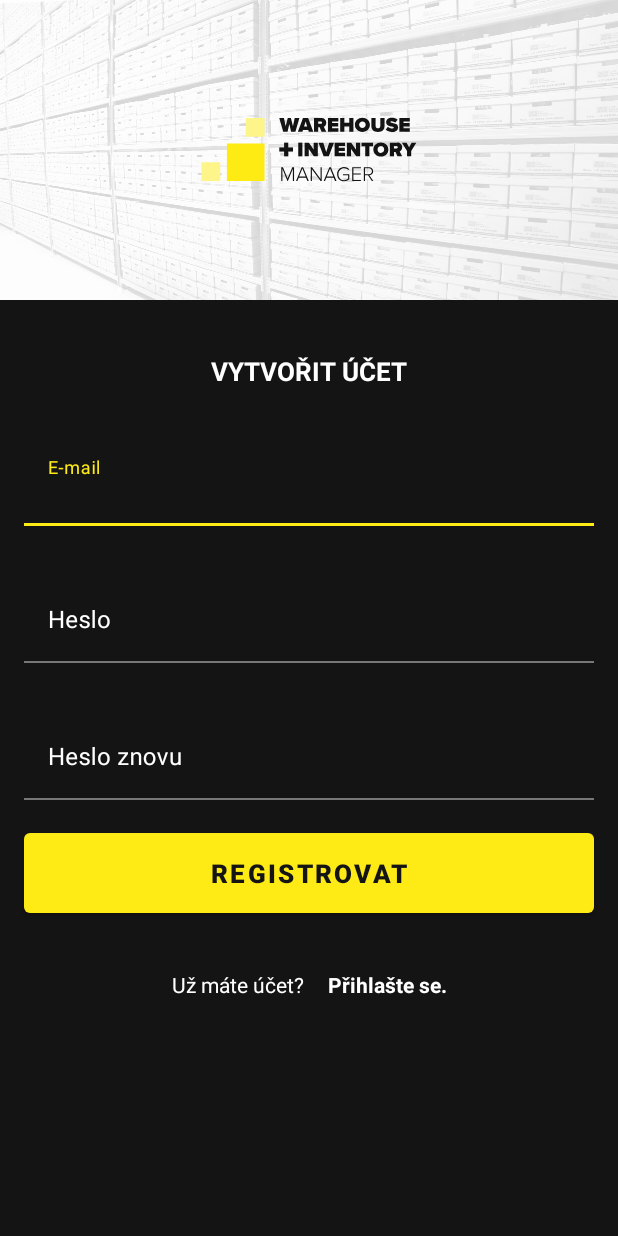
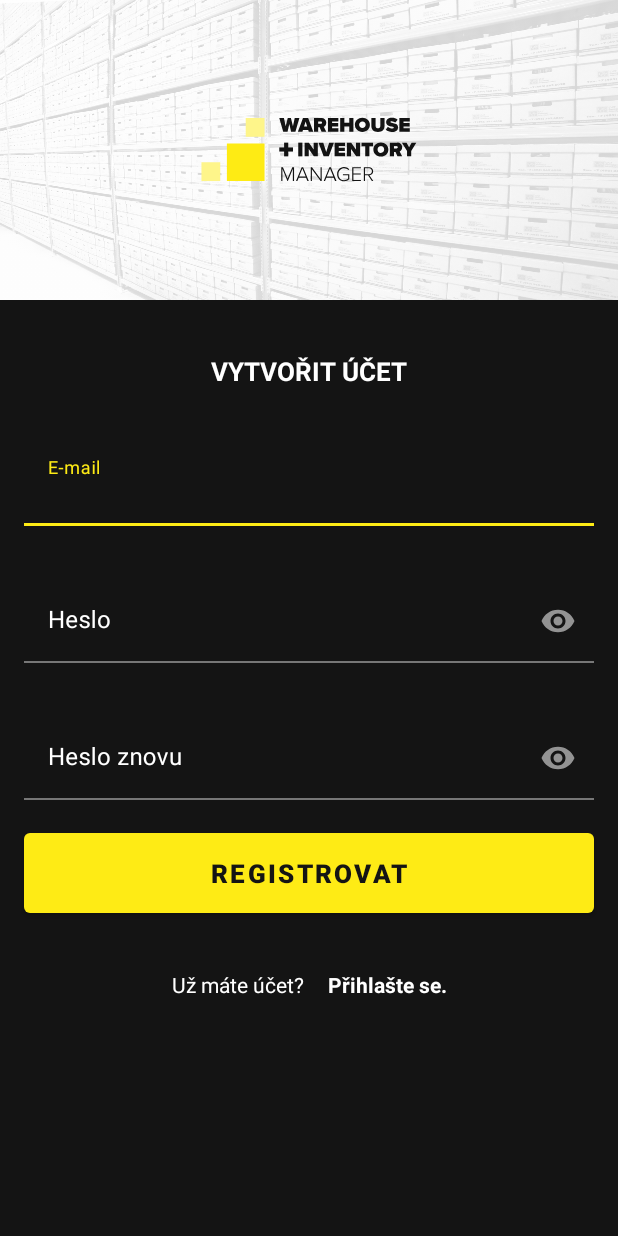
Before and after one commit to PavelHanzl/WarehouseInventoryManager, an Android app: the screen it shows after launch (RegisterActivity), after a tap on "Registrovat.", on a phone screen of 412 x 824 dp. Run offline under Robolectric (Android 15) with nearby library versions, the phone set to English and light mode, and no system bars; our stand-ins replace Firebase (no records; nobody signed in at launch, a user with empty details on screens opened directly).

```diff
--- a/app/src/main/java/cz/pavelhanzl/warehouseinventorymanager/Dashboard.kt
+++ b/app/src/main/java/cz/pavelhanzl/warehouseinventorymanager/Dashboard.kt
@@ -18,7 +18,7 @@ class Dashboard : Fragment() {
         val view = inflater.inflate(R.layout.fragment_dashboard, container, false)
 
         view.textviewdashboard.setOnClickListener{
-            val action = DashboardDirections.navigateDashboardToSettings(245)
+            val action = DashboardDirections.navigateDashboardToSettings(2459)
             Navigation.findNavController(view).navigate(action)
         }
 
--- a/app/src/main/java/cz/pavelhanzl/warehouseinventorymanager/LoginActivity.kt
+++ b/app/src/main/java/cz/pavelhanzl/warehouseinventorymanager/LoginActivity.kt
@@ -50,6 +50,8 @@ class LoginActivity : AppCompatActivity() {
         //Přechází na aktivitu s registrací
         ActivityLogin_register.setOnClickListener {
             startActivity(Intent(this, RegisterActivity::class.java))
+            overridePendingTransition(android.R.anim.fade_in, android.R.anim.fade_out)
+            finish()
         }
 
     }
--- a/app/src/main/java/cz/pavelhanzl/warehouseinventorymanager/RegisterActivity.kt
+++ b/app/src/main/java/cz/pavelhanzl/warehouseinventorymanager/RegisterActivity.kt
@@ -26,7 +26,10 @@ class RegisterActivity : AppCompatActivity() {
         }
 
         ActivityRegister_login.setOnClickListener {
-            onBackPressed()
+            val loginActivityIntent = Intent(this@RegisterActivity, LoginActivity::class.java)
+            startActivity(loginActivityIntent)
+            overridePendingTransition(android.R.anim.fade_in, android.R.anim.fade_out)
+            finish()
         }
 
     }
--- a/app/src/main/res/layout/activity_login.xml
+++ b/app/src/main/res/layout/activity_login.xml
@@ -74,6 +74,7 @@
         android:layout_marginEnd="16dp"
         android:textColorHint="@color/whiteColor"
         android:hint="@string/passwordLable"
+        app:endIconMode="password_toggle"
         app:layout_constraintTop_toBottomOf="@id/ActivityLogin_email"
         >
         <EditText
--- a/app/src/main/res/layout/activity_register.xml
+++ b/app/src/main/res/layout/activity_register.xml
@@ -74,6 +74,7 @@
         android:layout_marginEnd="16dp"
         android:textColorHint="@color/whiteColor"
         android:hint="@string/passwordLable"
+        app:endIconMode="password_toggle"
         app:layout_constraintTop_toBottomOf="@id/ActivityRegister_email"
         >
         <EditText
@@ -96,6 +97,7 @@
         android:layout_marginEnd="16dp"
         android:textColorHint="@color/whiteColor"
         android:hint="@string/passwordLableCheck"
+        app:endIconMode="password_toggle"
         app:layout_constraintTop_toBottomOf="@id/ActivityRegister_password"
         >
         <EditText
--- a/app/src/main/res/layout/menu_header.xml
+++ b/app/src/main/res/layout/menu_header.xml
@@ -25,6 +25,7 @@
             <ImageView
                 android:layout_width="130dp"
                 android:layout_height="50dp"
+                android:layout_gravity="end"
                 android:src="@drawable/ic_logo_blacktext" />
             <TextView
                 android:id="@+id/drawerHeaderEmail"
--- a/app/src/main/res/values/colors.xml
+++ b/app/src/main/res/values/colors.xml
@@ -10,4 +10,23 @@
     <color name="midGrayColor">#FFD6D6D6</color>
     <color name="whiteColor">#FFFFFFFF</color>
     <color name="transparentColor">#00000000</color>
+
+
+
+
+    <color name="primaryColor">#feeb15</color>
+
+    <color name="primaryLightColor">#ffff5c</color>
+
+    <color name="primaryDarkColor">#c7b900</color>
+
+    <color name="secondaryColor">#ff1744</color>
+
+    <color name="secondaryLightColor">#ff616f</color>
+
+    <color name="secondaryDarkColor">#c4001d</color>
+
+    <color name="primaryTextColor">#000000</color>
+
+    <color name="secondaryTextColor">#000000</color>
 </resources>
--- a/app/src/main/res/values/themes.xml
+++ b/app/src/main/res/values/themes.xml
@@ -2,12 +2,12 @@
     <!-- Base application theme. -->
     <style name="Theme.WarehouseInventoryManager" parent="Theme.MaterialComponents.Light.NoActionBar">
         <!-- Primary brand color. -->
-        <item name="colorPrimary">@color/yellowPrimaryColor</item>
-        <item name="colorPrimaryVariant">@color/yellowSecondaryColor</item>
+        <item name="colorPrimary">@color/primaryColor</item>
+        <item name="colorPrimaryVariant">@color/primaryLightColor</item>
         <item name="colorOnPrimary">@color/blackColor</item>
         <!-- Secondary brand color. -->
-        <item name="colorSecondary">@color/accentColor</item>
-        <item name="colorSecondaryVariant">@color/whiteColor</item>
+        <item name="colorSecondary">@color/secondaryColor</item>
+        <item name="colorSecondaryVariant">@color/secondaryLightColor</item>
         <item name="colorOnSecondary">@color/blackColor</item>
         <!-- Status bar color. -->
         <item name="android:statusBarColor" tools:targetApi="l">@color/blackColor</item>
```
Also changed, not shown: app/src/main/java/cz/pavelhanzl/warehouseinventorymanager/MainActivity.kt (+9 -3 lines).
